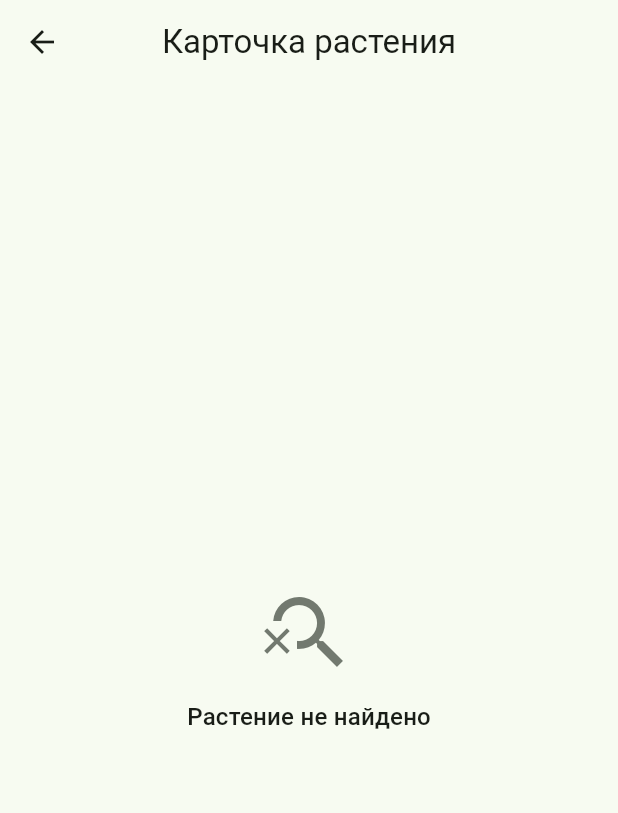
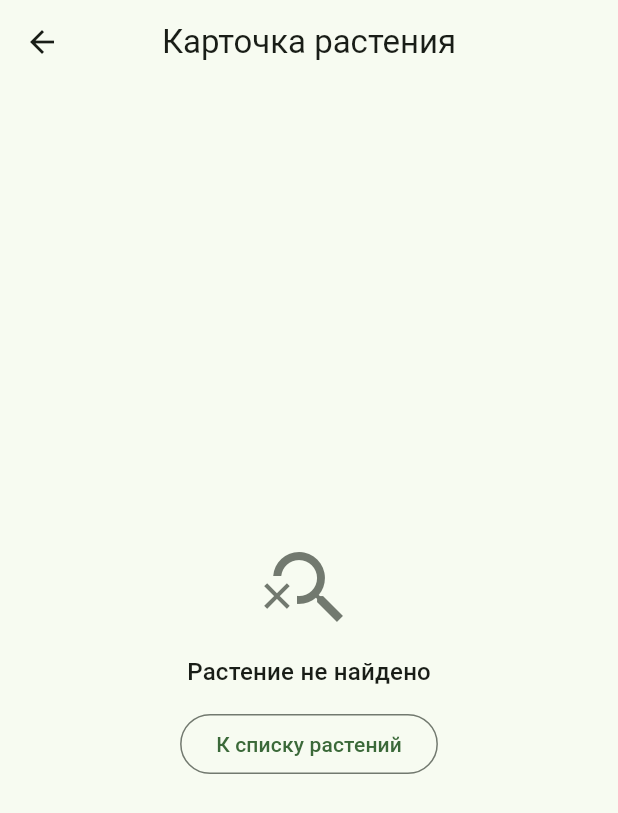
Before and after one commit to Serghei28/pam-project, a Flutter app: the PlantCardScreen screen opened directly with empty values, on a phone screen of 412 x 824 dp. Shown: the top 813 px of the screen. Run offline on Flutter 3.47's test engine with Material 3 defaults, Android fonts, the phone set to English and light mode, and no system bars; our stand-ins replace go_router.

Commit message:
L4: plant card reads from PlantsModel with loading/error/not-found states

```diff
--- a/green_garden/lib/screens/plant_card_screen.dart
+++ b/green_garden/lib/screens/plant_card_screen.dart
@@ -1,8 +1,10 @@
 import 'package:flutter/material.dart';
+import 'package:go_router/go_router.dart';
 import 'package:provider/provider.dart';
 
 import '../models/plants_model.dart';
 import '../utils/dates.dart';
+import '../widgets/error_view.dart';
 import '../widgets/section_title.dart';
 import '../widgets/status_badge.dart';
 
@@ -17,25 +19,43 @@ class PlantCardScreen extends StatelessWidget {
     final textTheme = Theme.of(context).textTheme;
 
     // watch в build: после «Отметить полив» карточка обновится сама.
-    // byId вернёт null, если растения с таким id нет.
-    final plant = context.watch<PlantsModel>().byId(id);
+    final model = context.watch<PlantsModel>();
+    final plant = model.byId(id);
 
+    // У null три смысла: список ещё грузится, загрузка упала,
+    // или список загружен, а такого id нет (старая ссылка, удалённое растение).
     if (plant == null) {
-      return Scaffold(
-        appBar: AppBar(
-          title: const Text('Карточка растения'),
-          centerTitle: true,
-        ),
-        body: Center(
+      final Widget body;
+      if (model.isLoading) {
+        body = const Center(child: CircularProgressIndicator());
+      } else if (model.error != null) {
+        body = ErrorView(
+          message: model.error!,
+          onRetry: () => context.read<PlantsModel>().load(),
+        );
+      } else {
+        body = Center(
           child: Column(
             mainAxisSize: MainAxisSize.min,
             children: [
               Icon(Icons.search_off, size: 64, color: colors.outline),
               const SizedBox(height: 12),
               Text('Растение не найдено', style: textTheme.titleMedium),
+              const SizedBox(height: 12),
+              OutlinedButton(
+                onPressed: () => context.go('/plants'),
+                child: const Text('К списку растений'),
+              ),
             ],
           ),
+        );
+      }
+      return Scaffold(
+        appBar: AppBar(
+          title: const Text('Карточка растения'),
+          centerTitle: true,
         ),
+        body: body,
       );
     }
 
```
